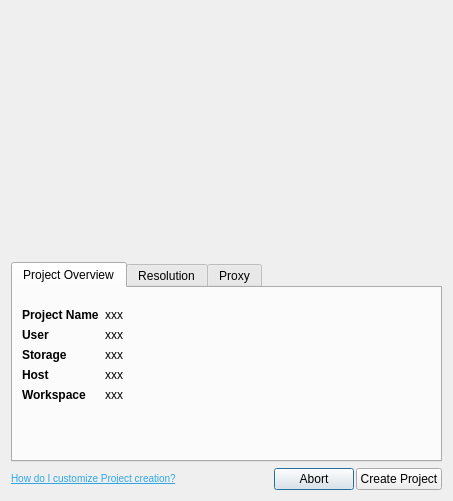
The window that resources/project_create_dialog.ui (shotgunsoftware/tk-flame) describes before a commit, drawn with Qt 5.
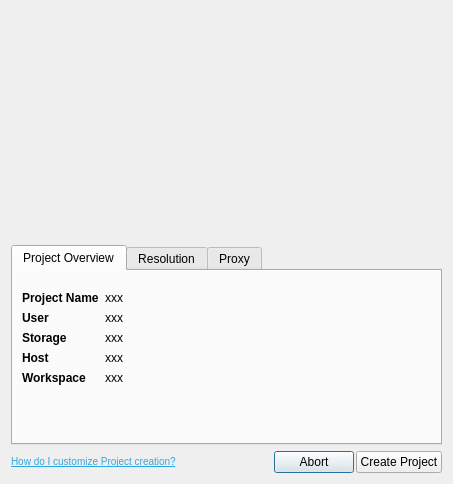
The same window after the commit. Icons and pictures are not drawn.

```diff
--- a/resources/project_create_dialog.ui
+++ b/resources/project_create_dialog.ui
@@ -7,7 +7,7 @@
     <x>0</x>
     <y>0</y>
     <width>453</width>
-    <height>501</height>
+    <height>484</height>
    </rect>
   </property>
   <property name="windowTitle">
```
